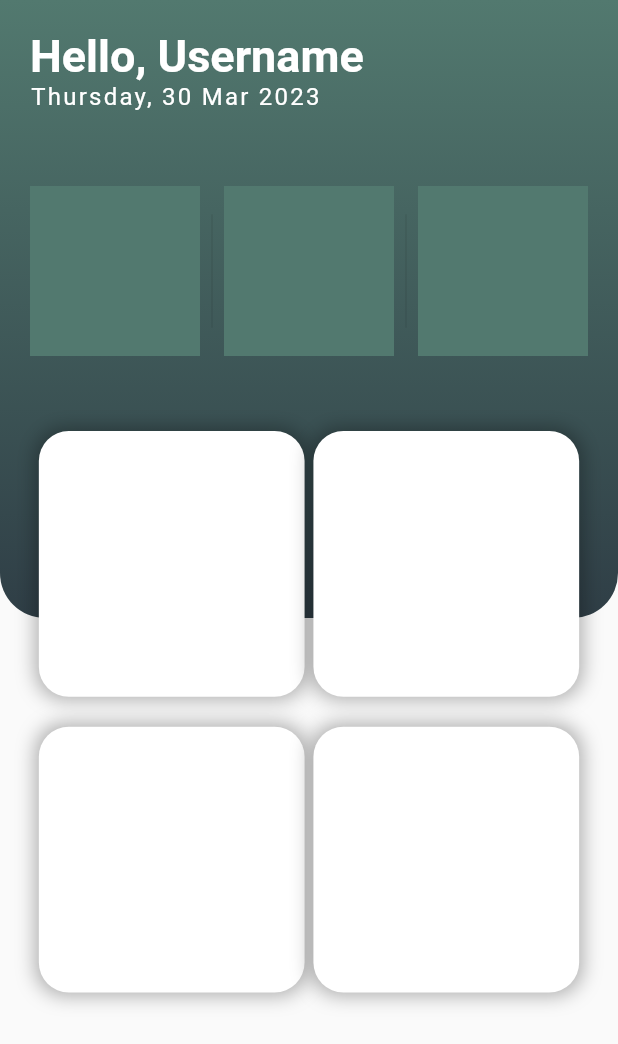
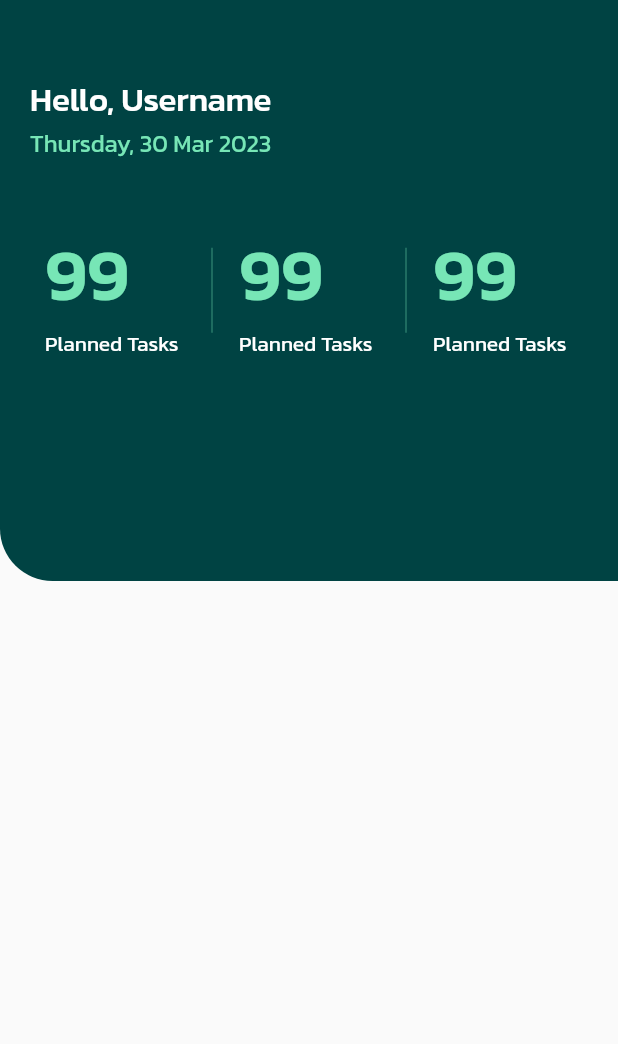
Before and after one commit to KidNeKit/Planner, a Flutter app: the screen it shows after launch, on a phone screen of 412 x 824 dp. Shown: the top 1044 px of the screen. Run offline on Flutter 3.47's test engine with Material 2 defaults, Android fonts, the phone set to English and light mode, and no system bars.

Commit message:
Added fonts, changed theme, modified header style

```diff
--- a/lib/resources/colors.dart
+++ b/lib/resources/colors.dart
@@ -1,4 +1,7 @@
 import 'package:flutter/material.dart';
+
+Color primaryColor = const Color(0xFF004343);
+Color neonGreen = const Color(0xFF77E6B6);
 
 Color lightColor = const Color(0xFFcad2c5);
 Color greenColor = const Color(0xFF52796f);
--- a/lib/resources/themes.dart
+++ b/lib/resources/themes.dart
@@ -2,7 +2,7 @@ import 'package:flutter/material.dart';
 import 'colors.dart';
 
 ThemeData baseTheme = ThemeData(
-  primaryColor: darkGreenColor,
+  primaryColor: primaryColor,
   textTheme: textTheme,
   elevatedButtonTheme: buttonThemeData,
 );
@@ -14,6 +14,8 @@ TextTheme textTheme = TextTheme(
   bodyLarge: bodyLarge,
   bodyMedium: bodyMedium,
   bodySmall: bodySmall,
+  titleMedium: titleMedium,
+  titleSmall: titleSmall,
 );
 
 ElevatedButtonThemeData buttonThemeData = ElevatedButtonThemeData(
@@ -28,9 +30,10 @@ ElevatedButtonThemeData buttonThemeData = ElevatedButtonThemeData(
 );
 
 TextStyle bodyLarge = TextStyle(
-  color: darkColor,
-  fontSize: 40,
-  fontWeight: FontWeight.bold,
+  color: neonGreen,
+  fontSize: 48,
+  fontFamily: 'Kanit',
+  fontWeight: FontWeight.w700,
 );
 
 TextStyle bodyMedium = TextStyle(
@@ -45,18 +48,44 @@ TextStyle bodySmall = TextStyle(
   fontWeight: FontWeight.bold,
 );
 
-TextStyle labelLarge = TextStyle(
-  color: darkColor,
-  fontSize: 24,
-  fontWeight: FontWeight.bold,
+// TextStyle titleLarge = const TextStyle(
+//   color: Colors.white,
+//   fontSize: 16,
+//   fontFamily: 'Kanit',
+//   fontWeight: FontWeight.w400,
+// );
+
+TextStyle titleMedium = const TextStyle(
+  color: Colors.white,
+  fontSize: 22,
+  fontFamily: 'Kanit',
+  fontWeight: FontWeight.w500,
 );
 
-TextStyle labelMedium = TextStyle(
-  color: darkColor,
+TextStyle titleSmall = const TextStyle(
+  color: Colors.white,
   fontSize: 20,
+  fontFamily: 'Kanit',
+  fontWeight: FontWeight.w500,
 );
 
-TextStyle labelSmall = TextStyle(
-  color: darkColor,
+TextStyle labelLarge = const TextStyle(
+  color: Colors.white,
   fontSize: 16,
+  fontFamily: 'Kanit',
+  fontWeight: FontWeight.w400,
 );
+
+TextStyle labelMedium = const TextStyle(
+  color: Colors.white,
+  fontSize: 14,
+  fontFamily: 'Kanit',
+  fontWeight: FontWeight.w400,
+);
+
+TextStyle labelSmall = const TextStyle(
+  color: Colors.white,
+  fontSize: 12,
+  fontFamily: 'Kanit',
+  fontWeight: FontWeight.w400,
+);
--- a/lib/view/home_screen/components/home_background.dart
+++ b/lib/view/home_screen/components/home_background.dart
@@ -1,6 +1,4 @@
 import 'package:flutter/material.dart';
-
-import '../../../resources/colors.dart';
 
 class HomeBackground extends StatelessWidget {
   const HomeBackground({super.key});
@@ -9,20 +7,12 @@ class HomeBackground extends StatelessWidget {
   Widget build(BuildContext context) {
     Size size = MediaQuery.of(context).size;
     return Container(
-      height: 0.5 * size.height,
+      height: 0.47 * size.height,
       width: size.width,
       decoration: BoxDecoration(
-        gradient: LinearGradient(
-          colors: [
-            greenColor,
-            darkColor,
-          ],
-          begin: Alignment.topCenter,
-          end: Alignment.bottomCenter,
-        ),
+        color: Theme.of(context).primaryColor,
         borderRadius: const BorderRadius.only(
-          bottomLeft: Radius.circular(30.0),
-          bottomRight: Radius.circular(30.0),
+          bottomLeft: Radius.circular(35.0),
         ),
       ),
     );
--- a/lib/view/home_screen/components/home_body.dart
+++ b/lib/view/home_screen/components/home_body.dart
@@ -1,5 +1,6 @@
 import 'package:flutter/material.dart';
 
+import '../../../resources/colors.dart';
 import 'home_cards.dart';
 import 'today_achievements.dart';
 
@@ -13,24 +14,20 @@ class HomeBody extends StatelessWidget {
       child: Column(
         crossAxisAlignment: CrossAxisAlignment.start,
         children: [
-          SafeArea(
-            child: Text('Hello, Username',
-                style: Theme.of(context)
-                    .textTheme
-                    .bodySmall!
-                    .copyWith(color: Colors.white)),
-          ),
+          const SizedBox(height: 30.0),
+          Text('Hello, Username',
+              style: Theme.of(context).textTheme.titleMedium),
           Text(
             'Thursday, 30 Mar 2023',
             style: Theme.of(context)
                 .textTheme
-                .labelSmall!
-                .copyWith(color: Colors.white),
+                .labelLarge!
+                .copyWith(color: neonGreen),
           ),
-          const SizedBox(height: 50.0),
+          const SizedBox(height: 30.0),
           const TodayAchievements(),
           const SizedBox(height: 50.0),
-          const HomeCards(),
+          //const HomeCards(),
         ],
       ),
     );
--- a/lib/view/home_screen/components/today_achievements.dart
+++ b/lib/view/home_screen/components/today_achievements.dart
@@ -12,16 +12,17 @@ class TodayAchievements extends StatelessWidget {
         double width = (constraints.maxWidth - 32) / 3;
         return Row(
           mainAxisAlignment: MainAxisAlignment.spaceBetween,
+          crossAxisAlignment: CrossAxisAlignment.center,
           children: [
             AchievementContainer(width: width),
             SizedBox(
-              height: 2 / 3 * width,
-              child: const VerticalDivider(),
+              height: 1 / 2 * width,
+              child: VerticalDivider(color: neonGreen.withOpacity(0.5)),
             ),
             AchievementContainer(width: width),
             SizedBox(
-              height: 2 / 3 * width,
-              child: const VerticalDivider(),
+              height: 1 / 2 * width,
+              child: VerticalDivider(color: neonGreen.withOpacity(0.5)),
             ),
             AchievementContainer(width: width),
           ],
@@ -38,9 +39,16 @@ class AchievementContainer extends StatelessWidget {
   @override
   Widget build(BuildContext context) {
     return Container(
-      height: width,
       width: width,
-      color: greenColor,
+      padding: const EdgeInsets.all(10.0),
+      child: Column(
+        mainAxisSize: MainAxisSize.min,
+        crossAxisAlignment: CrossAxisAlignment.start,
+        children: [
+          Text('99', style: Theme.of(context).textTheme.bodyLarge),
+          Text('Planned Tasks', style: Theme.of(context).textTheme.labelMedium),
+        ],
+      ),
     );
   }
 }
```
Also changed, not shown: pubspec.yaml (+6 -6 lines), assets/fonts/Kanit-Medium.ttf (added), assets/fonts/Kanit-Regular.ttf (added), assets/fonts/Kanit-SemiBold.ttf (added).
